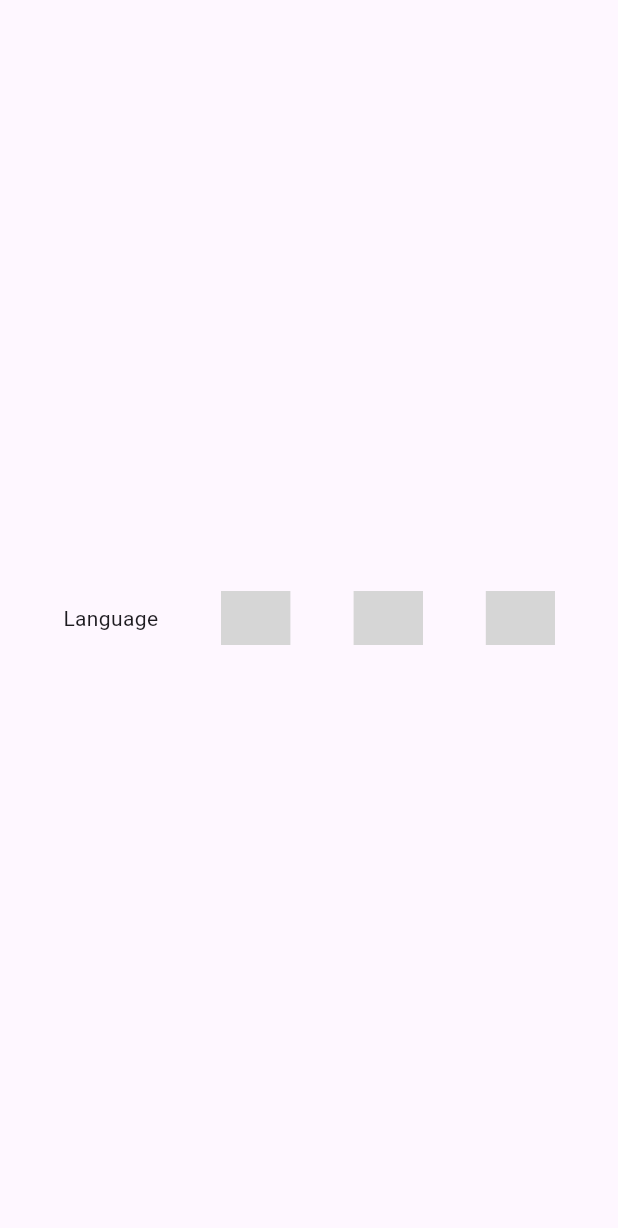
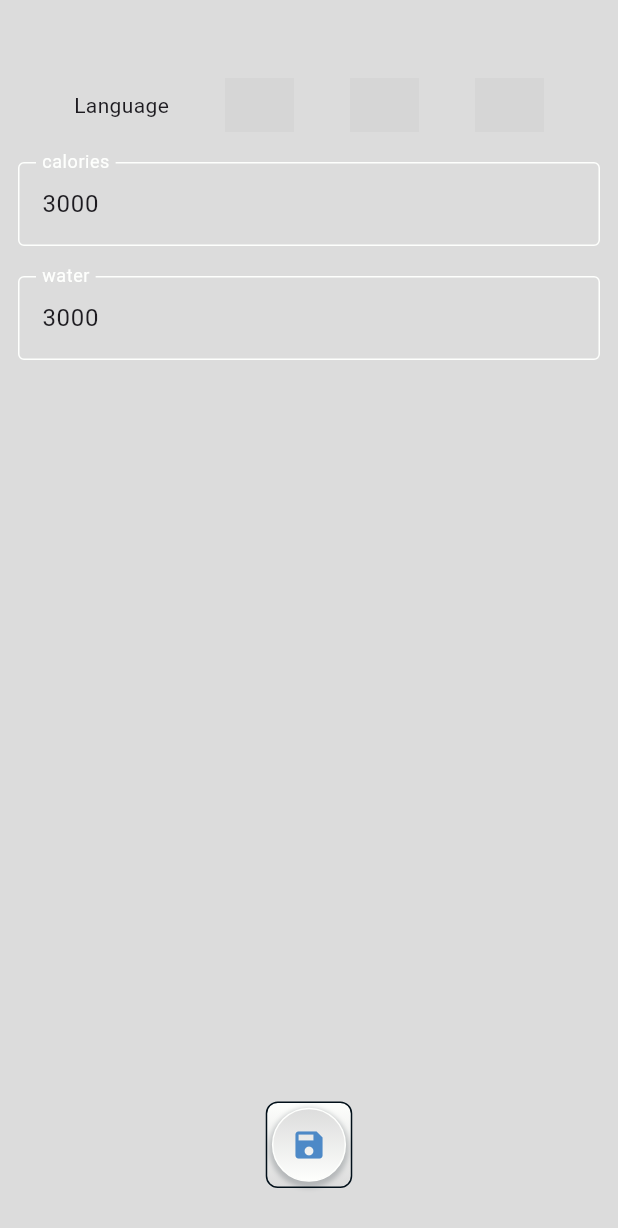
Before and after one commit to denissavishchev/mood, a Flutter app: the SettingsScreen screen opened directly, on a phone screen of 412 x 824 dp. Shown: the top 1228 px of the screen. Run offline on Flutter 3.47's test engine with Material 3 defaults, Android fonts, the phone set to English and light mode, and no system bars; our stand-ins replace easy_localization, fl_chart, flutter_animation_progress_bar, flutter_rating_bar, flutter_screenutil, image_picker and 3 more; missing offline and left inert: country_flags; accounts and stored records are empty; grey boxes are pictures that could not be loaded.

Commit message:
settings screen

```diff
--- a/lib/providers/meal_provider.dart
+++ b/lib/providers/meal_provider.dart
@@ -5,6 +5,7 @@ import 'package:easy_localization/easy_localization.dart';
 import 'package:flutter/material.dart';
 import 'package:image_picker/image_picker.dart';
 import 'package:provider/provider.dart';
+import 'package:shared_preferences/shared_preferences.dart';
 
 import '../constants.dart';
 import '../models/meal_database_helper.dart';
@@ -20,6 +21,8 @@ class MealProvider with ChangeNotifier {
   final caloriesTextController = TextEditingController();
   final opinionTextController = TextEditingController();
   final waterQuantityTextController = TextEditingController();
+  final maxCaloriesController = TextEditingController();
+  final maxWaterController = TextEditingController();
 
   late XFile? file;
   String fileName = '';
@@ -32,6 +35,8 @@ class MealProvider with ChangeNotifier {
   double water = 0.0;
   bool mealState = true;
   String waterType = 'water';
+  String maxCalories = '3000';
+  String maxWater = '3000';
 
   List<String> waterIcons = [
     'water',
@@ -43,6 +48,20 @@ class MealProvider with ChangeNotifier {
     'wine',
     'alcohol',
   ];
+
+  Future saveSettings() async{
+    final SharedPreferences prefs = await SharedPreferences.getInstance();
+    await prefs.setString('maxCalories', maxCaloriesController.text);
+    await prefs.setString('maxWater', maxWaterController.text);
+  }
+
+  Future loadSettings() async{
+    final SharedPreferences prefs = await SharedPreferences.getInstance();
+    maxCalories = prefs.getString('maxCalories') ?? '3000';
+    maxWater = prefs.getString('maxWater') ?? '3000';
+    maxCaloriesController.text = maxCalories;
+    maxWaterController.text = maxWater;
+  }
 
   void updateWaterType(String type){
     waterType = type;
--- a/lib/providers/mood_provider.dart
+++ b/lib/providers/mood_provider.dart
@@ -6,6 +6,7 @@ import 'package:mood/models/mood_model.dart';
 import 'package:mood/screens/meal_screen.dart';
 import 'package:mood/screens/main_screen.dart';
 import 'package:mood/screens/mood_screen.dart';
+import 'package:mood/screens/settings_screen.dart';
 import '../constants.dart';
 import '../models/mood_database_helper.dart';
 import 'package:image_picker/image_picker.dart';
@@ -61,7 +62,6 @@ class MoodProvider with ChangeNotifier {
       return [e.key, false, average];
     }).toList();
     mergedList = [...trueList, ...falseList];
-    print(mergedList.reversed);
   }
 
   void switchPage(int index){
@@ -78,7 +78,7 @@ class MoodProvider with ChangeNotifier {
       case 2:
         return const Text('Sleep');
       case 3:
-        return const Text('Settings');
+        return const SettingsScreen();
     }
     return const MoodScreen();
   }
--- a/lib/screens/mood_screen.dart
+++ b/lib/screens/mood_screen.dart
@@ -58,7 +58,7 @@ class MoodScreen extends StatelessWidget {
                           ),
                           const Spacer(),
                           FutureBuilder(
-                              future: MoodDatabaseHelper.getData(),
+                              future: MoodDatabaseHelper.getTimeData(),
                               builder: (context, snapshot){
                                 if(snapshot.connectionState == ConnectionState.waiting){
                                   return const Center(child: CircularProgressIndicator());
--- a/lib/screens/mood_statistic_screen.dart
+++ b/lib/screens/mood_statistic_screen.dart
@@ -22,7 +22,7 @@ class MoodStatisticScreen extends StatelessWidget {
                     icon: const Icon(Icons.arrow_back_ios_new, color: kBlack,)
                 ),
                 FutureBuilder(
-                  future: MoodDatabaseHelper.getData(),
+                  future: MoodDatabaseHelper.getTimeData(),
                   builder: (context, snapshot){
                     if(snapshot.connectionState == ConnectionState.waiting){
                       return const Center(child: CircularProgressIndicator());
--- a/lib/screens/settings_screen.dart
+++ b/lib/screens/settings_screen.dart
@@ -1,15 +1,39 @@
 import 'package:easy_localization/easy_localization.dart';
 import 'package:flutter/material.dart';
+import 'package:mood/constants.dart';
+import 'package:mood/providers/meal_provider.dart';
+import 'package:provider/provider.dart';
+import '../widgets/button_widget.dart';
 import '../widgets/flag_widget.dart';
 
-class SettingsScreen extends StatelessWidget {
+class SettingsScreen extends StatefulWidget {
   const SettingsScreen({super.key});
+
+  @override
+  State<SettingsScreen> createState() => _SettingsScreenState();
+}
+
+class _SettingsScreenState extends State<SettingsScreen> {
+
+  @override
+  void initState() {
+    final meal = Provider.of<MealProvider>(context, listen: false);
+    meal.loadSettings();
+    super.initState();
+  }
 
   @override
   Widget build(BuildContext context) {
     return Scaffold(
-      body: Center(
-        child: Row(
+      backgroundColor: kGrey,
+      body: Consumer<MealProvider>(
+        builder: (context, data, _){
+          return Padding(
+            padding: const EdgeInsets.all(12.0),
+            child: Column(
+              children: [
+                const SizedBox(height: 40,),
+                Row(
                   mainAxisAlignment: MainAxisAlignment.spaceEvenly,
                   children: [
                     Text('language'.tr(),),
@@ -24,7 +48,31 @@ class SettingsScreen extends StatelessWidget {
                         child: const FlagWidget(country: 'RU')),
                   ],
                 ),
+                const SizedBox(height: 20,),
+                TextField(
+                  controller: data.maxCaloriesController,
+                  cursorColor: kWhite,
+                  decoration: textFieldDecoration.copyWith(
+                      label: const Text('calories', style: TextStyle(color: kWhite),)),
                 ),
+                const SizedBox(height: 20,),
+                TextField(
+                  controller: data.maxWaterController,
+                  cursorColor: kWhite,
+                  decoration: textFieldDecoration.copyWith(
+                      label: const Text('water', style: TextStyle(color: kWhite),)),
+                ),
+                const Spacer(),
+                ButtonWidget(
+                  icon: Icons.save,
+                  onTap: () => data.saveSettings(),
+                ),
+                const SizedBox(height: 20,),
+              ],
+            ),
+          );
+        },
+      )
     );
   }
 }
--- a/lib/widgets/water_list_widget.dart
+++ b/lib/widgets/water_list_widget.dart
@@ -46,8 +46,10 @@ class WaterListWidget extends StatelessWidget {
                 return Row(
                   children: [
                     BarWidget(
-                        color: kNavy,
-                        value: data.water),
+                      color: kNavy,
+                      value: data.water,
+                      maxValue: data.maxWater,
+                    ),
                     SizedBox(
                       height: size.height * 0.6,
                       width: size.width * 0.2,
--- a/pubspec.yaml
+++ b/pubspec.yaml
@@ -24,6 +24,7 @@ dependencies:
   fl_chart: ^0.68.0
   flutter_rating_bar: ^4.0.1
   syncfusion_flutter_charts: ^26.2.7
+  shared_preferences: ^2.3.1
 
 dev_dependencies:
   flutter_test:
```
Also changed, not shown: lib/models/mood_database_helper.dart (+20 -0 lines), lib/screens/meal_screen.dart (+15 -1 lines), lib/widgets/bar_widget.dart (+5 -2 lines), lib/widgets/meal_list_widget.dart (+5 -3 lines), pubspec.lock. Lines whose indentation alone changed are shown as unchanged.
